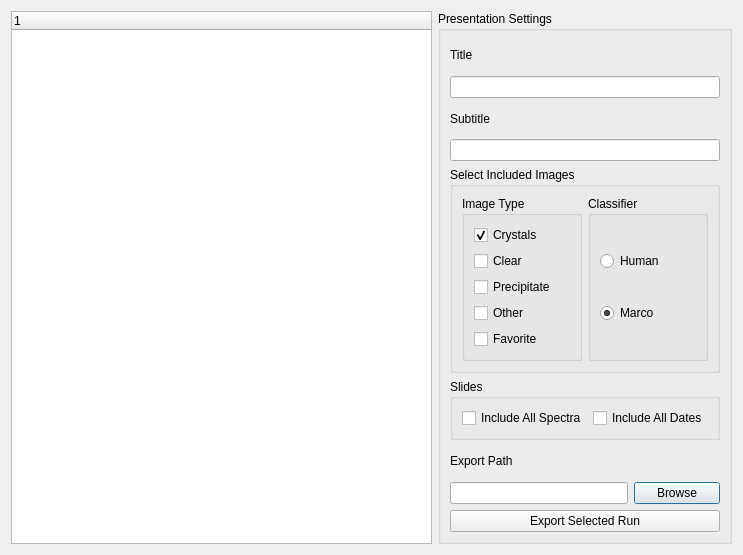
Hauptman-Woodward/Marco_Polo, file pyqt_designer/pptx_designer.ui: the form before one commit.
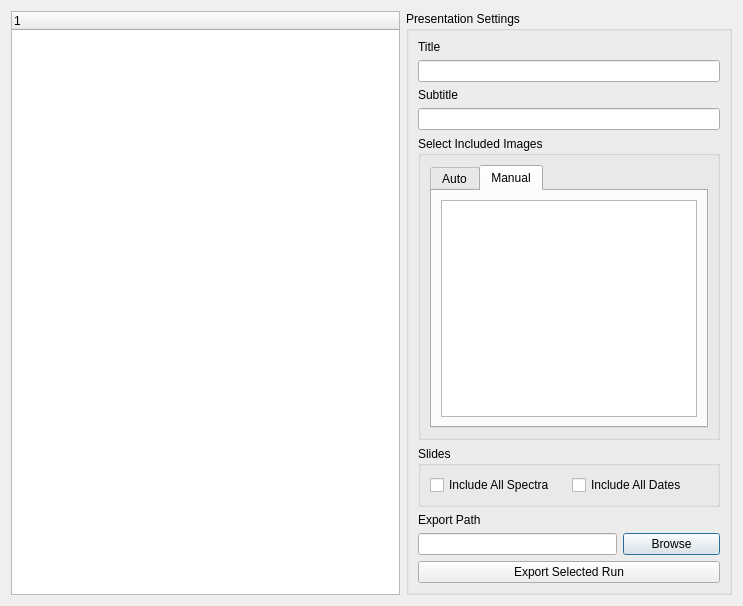
The form after the commit. The open tabs and pages were chosen to show the change. Custom widgets are drawn as their Qt base class.

```diff
--- a/pyqt_designer/pptx_designer.ui
+++ b/pyqt_designer/pptx_designer.ui
@@ -7,7 +7,7 @@
     <x>0</x>
     <y>0</y>
     <width>743</width>
-    <height>555</height>
+    <height>606</height>
    </rect>
   </property>
   <property name="windowTitle">
@@ -62,6 +62,16 @@
         <property name="title">
          <string>Select Included Images</string>
         </property>
+        <layout class="QGridLayout" name="gridLayout_5">
+         <item row="0" column="0">
+          <widget class="QTabWidget" name="tabWidget">
+           <property name="currentIndex">
+            <number>0</number>
+           </property>
+           <widget class="QWidget" name="tab">
+            <attribute name="title">
+             <string>Auto</string>
+            </attribute>
         <layout class="QGridLayout" name="gridLayout">
          <item row="0" column="0">
           <widget class="QGroupBox" name="groupBox_3">
@@ -134,6 +144,24 @@
              </widget>
             </item>
            </layout>
+              </widget>
+             </item>
+            </layout>
+           </widget>
+           <widget class="QWidget" name="tab_2">
+            <attribute name="title">
+             <string>Manual</string>
+            </attribute>
+            <layout class="QGridLayout" name="gridLayout_6">
+             <item row="0" column="0">
+              <widget class="QPlainTextEdit" name="plainTextEdit">
+               <property name="toolTip">
+                <string>&lt;html&gt;&lt;head/&gt;&lt;body&gt;&lt;p&gt;Enter well numbers of images to include in the presentation as a comma delimited list.&lt;/p&gt;&lt;p&gt;&lt;br/&gt;&lt;/p&gt;&lt;p&gt;&lt;span style=&quot; font-style:italic;&quot;&gt;Example: 1, 2, 5, 6, 200, 33&lt;/span&gt;&lt;/p&gt;&lt;p&gt;&lt;br/&gt;&lt;/p&gt;&lt;p&gt;&lt;span style=&quot; font-weight:600;&quot;&gt;Note:&lt;/span&gt; Currently, if you are exporting a non-HWI run well numbers are arbitrary so double check your numbers are correct using the slideshow viewer.&lt;/p&gt;&lt;/body&gt;&lt;/html&gt;</string>
+               </property>
+              </widget>
+             </item>
+            </layout>
+           </widget>
           </widget>
          </item>
         </layout>
```
Lines whose indentation alone changed are shown as unchanged.
